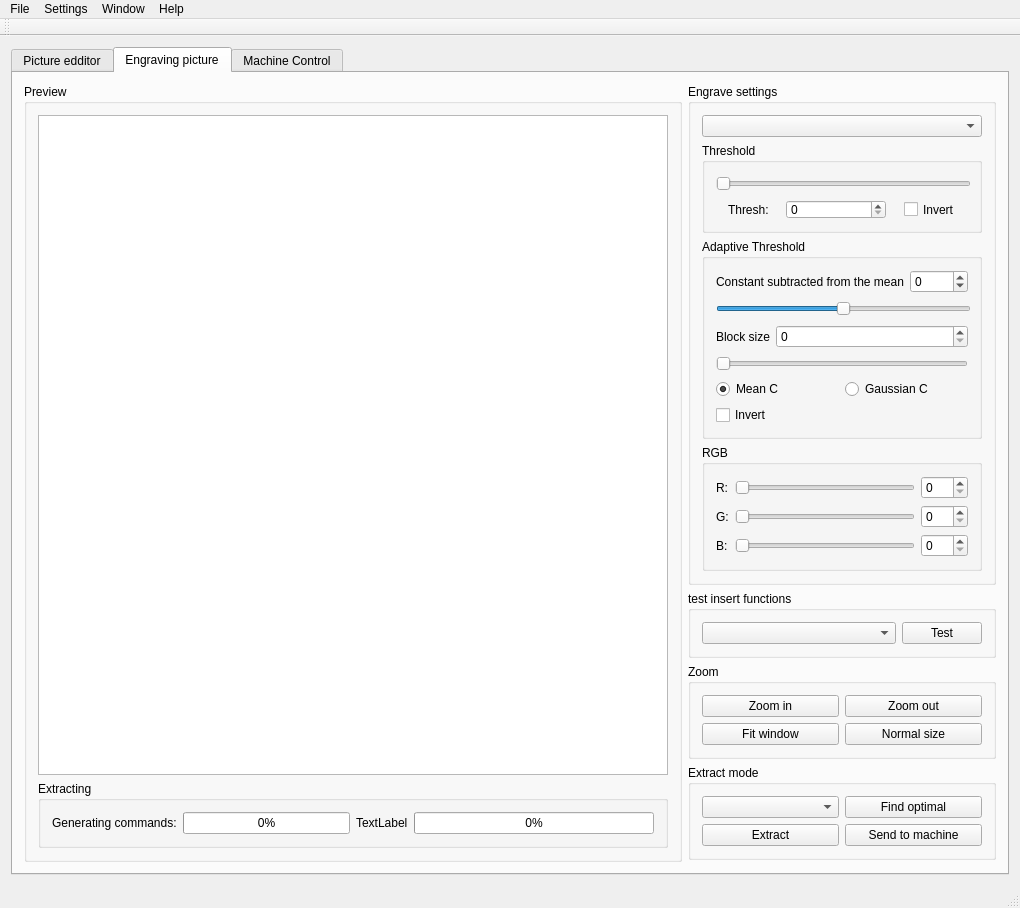
Above: mainwindow/mainwindow.ui from CommName/Cengrave before the change. Below: the same form after it.
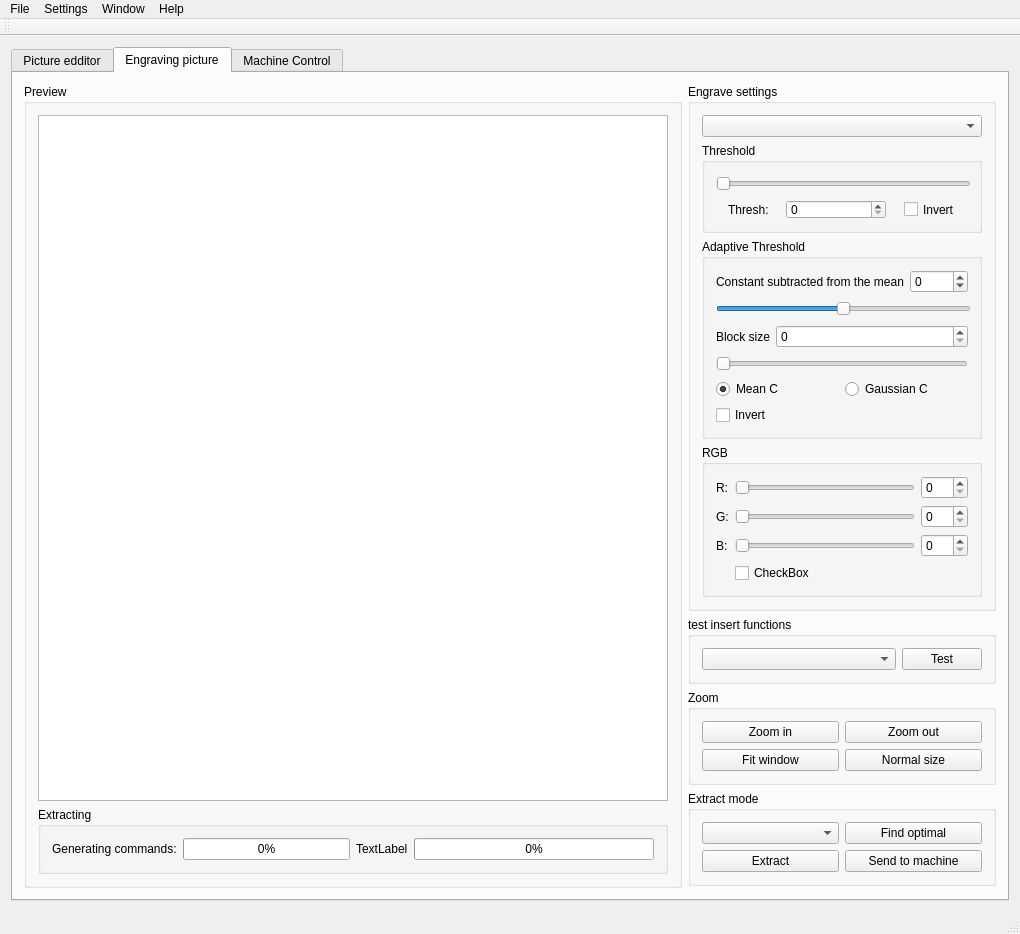
That is the form after the change.

Commit message: RGB invert

What changed in the file:
```diff
--- a/mainwindow/mainwindow.ui
+++ b/mainwindow/mainwindow.ui
@@ -697,6 +697,12 @@
              </item>
              <item>
               <widget class="QGroupBox" name="RGBengrave">
+               <property name="minimumSize">
+                <size>
+                 <width>280</width>
+                 <height>0</height>
+                </size>
+               </property>
                <property name="title">
                 <string>RGB</string>
                </property>
@@ -785,6 +791,13 @@
                   </property>
                  </widget>
                 </item>
+                <item row="3" column="1">
+                 <widget class="QCheckBox" name="checkBox_RGB_invert">
+                  <property name="text">
+                   <string>CheckBox</string>
+                  </property>
+                 </widget>
+                </item>
                </layout>
               </widget>
              </item>
```
The commit also changes 2 other files.
